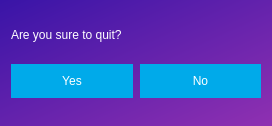
Memority/memority, file memority/ui/submit_exit.ui: the form before one commit.
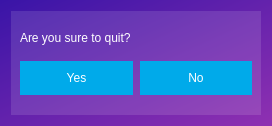
The form after the commit. Icons and pictures are not drawn.

```diff
--- a/memority/ui/submit_exit.ui
+++ b/memority/ui/submit_exit.ui
@@ -44,6 +44,18 @@
   </property>
   <layout class="QVBoxLayout" name="verticalLayout">
    <item>
+    <widget class="QWidget" name="widget" native="true">
+     <property name="sizePolicy">
+      <sizepolicy hsizetype="Expanding" vsizetype="Expanding">
+       <horstretch>0</horstretch>
+       <verstretch>0</verstretch>
+      </sizepolicy>
+     </property>
+     <property name="styleSheet">
+      <string notr="true">background: rgba(255,255,255, 30)</string>
+     </property>
+     <layout class="QVBoxLayout" name="verticalLayout_2">
+      <item>
     <spacer name="verticalSpacer">
      <property name="orientation">
       <enum>Qt::Vertical</enum>
@@ -135,6 +147,9 @@
       </size>
      </property>
     </spacer>
+      </item>
+     </layout>
+    </widget>
    </item>
   </layout>
  </widget>
```
Lines whose indentation alone changed are shown as unchanged.
